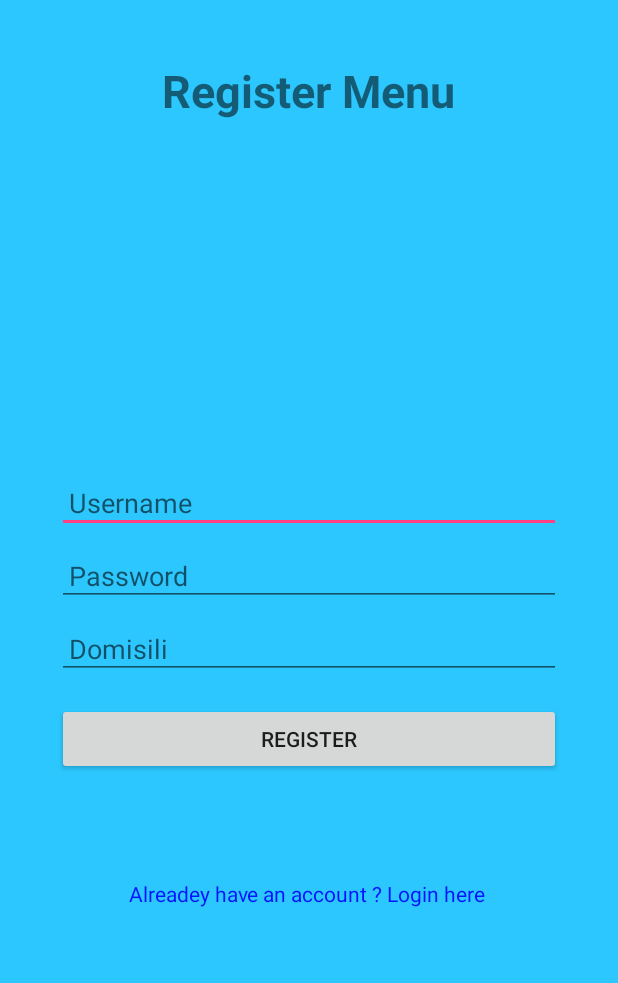
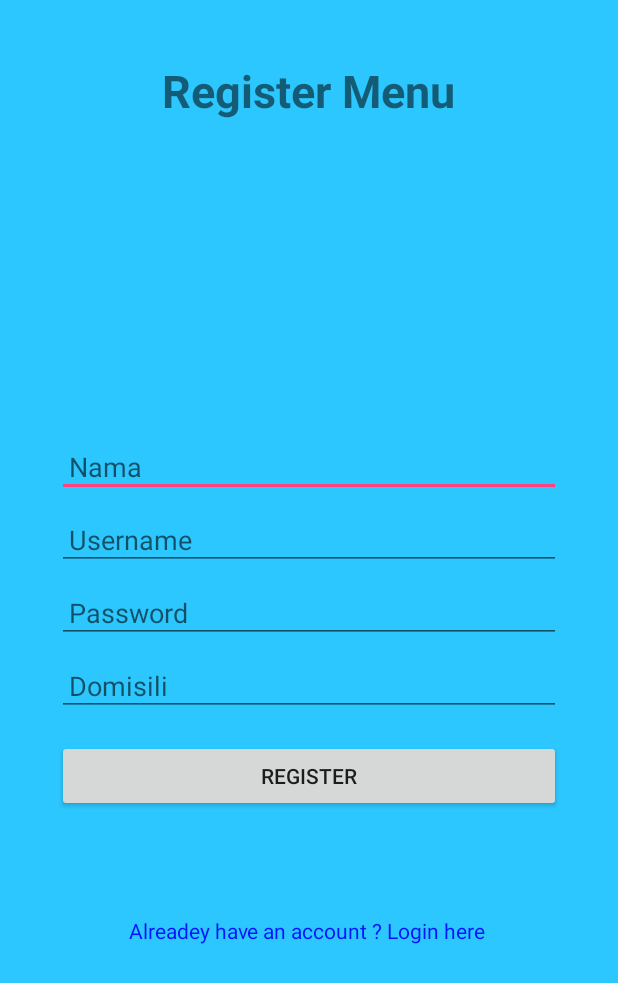
Before and after one commit to swandarubayu/DFMSANDRO, an Android app: the DaftarActivity screen opened directly, with no data from a screen before it, after a tap on "REGISTER", on a phone screen of 412 x 824 dp. Shown: the top 983 px of the screen. Run offline under Robolectric (Android 15) with nearby library versions, the phone set to English and light mode, and no system bars; 1 statement that could not run was skipped.

Commit message:
push ishom

```diff
--- a/app/src/main/java/com/ramadhany/vodjo/latihan1/Menu/UserProfActivity.java
+++ b/app/src/main/java/com/ramadhany/vodjo/latihan1/Menu/UserProfActivity.java
@@ -7,7 +7,6 @@ import android.widget.TextView;
 
 import com.ramadhany.vodjo.latihan1.R;
 import com.ramadhany.vodjo.latihan1.helper.SQLiteHandler;
-import com.ramadhany.vodjo.latihan1.helper.SessionManager;
 
 import java.util.HashMap;
 
@@ -18,7 +17,7 @@ import java.util.HashMap;
 public class UserProfActivity extends AppCompatActivity {
 
     private SQLiteHandler db;
-    private TextView txtUsername, txtDomisili;
+    private TextView txtUsername, txtDomisili, txtNama;
 
     @Override
     protected void onCreate(Bundle savedInstanceState) {
@@ -35,12 +34,15 @@ public class UserProfActivity extends AppCompatActivity {
 
         String username = user.get("username");
         String domisili = user.get("domisili");
+        String nama = user.get("nama");
 
+        txtNama = (TextView) findViewById(R.id.nama);
         txtUsername = (TextView) findViewById(R.id.username);
         txtDomisili = (TextView) findViewById(R.id.user_dom);
 
         txtUsername.setText(username);
         txtDomisili.setText(domisili);
+        txtNama.setText(nama);
 
     }
 
--- a/app/src/main/java/com/ramadhany/vodjo/latihan1/Model/RegisterBody.java
+++ b/app/src/main/java/com/ramadhany/vodjo/latihan1/Model/RegisterBody.java
@@ -8,6 +8,22 @@ public class RegisterBody {
     private String username;
     private String password;
     private String domisili;
+    private String nama;
+
+    public RegisterBody(String username, String password, String domisili, String nama) {
+        this.username = username;
+        this.password = password;
+        this.domisili = domisili;
+        this.nama = nama;
+    }
+
+    public String getNama() {
+        return nama;
+    }
+
+    public void setNama(String nama) {
+        this.nama = nama;
+    }
 
     public RegisterBody(String username, String password, String domisili) {
         this.username = username;
--- a/app/src/main/java/com/ramadhany/vodjo/latihan1/Model/Response/ResponseLogin.java
+++ b/app/src/main/java/com/ramadhany/vodjo/latihan1/Model/Response/ResponseLogin.java
@@ -7,6 +7,7 @@ package com.ramadhany.vodjo.latihan1.Model.Response;
 public class ResponseLogin {
     public int id;
     public String username;
+    public String nama;
     public String domisili;
     public boolean error;
 }
--- a/app/src/main/java/com/ramadhany/vodjo/latihan1/View/DaftarActivity.java
+++ b/app/src/main/java/com/ramadhany/vodjo/latihan1/View/DaftarActivity.java
@@ -3,8 +3,8 @@ package com.ramadhany.vodjo.latihan1.View;
 import android.app.ProgressDialog;
 import android.content.Context;
 import android.content.Intent;
+import android.os.Bundle;
 import android.support.v7.app.AppCompatActivity;
-import android.os.Bundle;
 import android.util.Log;
 import android.view.View;
 import android.widget.Button;
@@ -17,11 +17,6 @@ import com.ramadhany.vodjo.latihan1.R;
 import com.ramadhany.vodjo.latihan1.helper.ApiService;
 import com.ramadhany.vodjo.latihan1.helper.UtilsApi;
 
-import org.json.JSONException;
-import org.json.JSONObject;
-
-import java.io.IOException;
-
 import okhttp3.ResponseBody;
 import retrofit2.Call;
 import retrofit2.Callback;
@@ -32,7 +27,7 @@ public class DaftarActivity extends AppCompatActivity {
     EditText etUsername;
     EditText etPassword;
     EditText etDomisili;
-
+    EditText edtNama;
 
     Button btnRegister;
     TextView txtLogin;
@@ -57,6 +52,8 @@ public class DaftarActivity extends AppCompatActivity {
         etUsername = (EditText) findViewById(R.id.etUsername);
         etPassword = (EditText) findViewById(R.id.etPassword);
         etDomisili = (EditText) findViewById(R.id.etDomisili);
+        edtNama = findViewById(R.id.edtNama);
+
         btnRegister = (Button) findViewById(R.id.btnRegister);
         txtLogin = (TextView) findViewById(R.id.txtLogin);
 
@@ -78,7 +75,7 @@ public class DaftarActivity extends AppCompatActivity {
     }
 
     private void requestRegister() {
-        RegisterBody body = new RegisterBody(etUsername.getText().toString(),etPassword.getText().toString(),etDomisili.getText().toString());
+        RegisterBody body = new RegisterBody(etUsername.getText().toString(),etPassword.getText().toString(),etDomisili.getText().toString(), edtNama.getText().toString());
             mApiService.registerRequest("application/json", body)
 
                     .enqueue(new Callback<ResponseBody>() {
--- a/app/src/main/java/com/ramadhany/vodjo/latihan1/helper/UtilsApi.java
+++ b/app/src/main/java/com/ramadhany/vodjo/latihan1/helper/UtilsApi.java
@@ -8,7 +8,7 @@ public class UtilsApi {
     // 10.0.2.2 ini adalah localhost.
     // bisa juga di masukan dengan IP address kalian
     public static final String BASE_URL_API =
-            "http://crimegis.xyz:8787/api/";
+            "http://192.168.43.80:8787/api/";
 
 
     // Mendeklarasikan Interface BaseApiService
--- a/app/src/main/res/layout/activity_daftar.xml
+++ b/app/src/main/res/layout/activity_daftar.xml
@@ -33,6 +33,16 @@
         tools:layout_editor_absoluteX="8dp"
         android:id="@+id/linearLayout">
 
+
+        <EditText
+            android:id="@+id/edtNama"
+            android:layout_marginTop="8dp"
+            android:layout_width="match_parent"
+            android:layout_height="wrap_content"
+            android:hint="Nama"
+            android:padding="8dp"
+            android:inputType="text"
+            android:textColor="#000"/>
 
         <EditText
             android:id="@+id/etUsername"
--- a/app/src/main/res/layout/activity_riskarea.xml
+++ b/app/src/main/res/layout/activity_riskarea.xml
@@ -53,6 +53,7 @@
             android:textColor="@android:color/holo_blue_light" />
 
         <TextView
+            android:id="@+id/inRisk"
             android:layout_width="match_parent"
             android:layout_height="wrap_content"
             android:gravity="center"
```
Also changed, not shown: app/src/main/java/com/ramadhany/vodjo/latihan1/MainActivity.java (+8 -4 lines), app/src/main/java/com/ramadhany/vodjo/latihan1/Menu/MapsActivity.java (+10 -1 lines), app/src/main/java/com/ramadhany/vodjo/latihan1/Menu/RiskAreaActivity.java (+7 -0 lines), app/src/main/java/com/ramadhany/vodjo/latihan1/View/LoginActivity.java (+3 -4 lines), app/src/main/java/com/ramadhany/vodjo/latihan1/helper/SQLiteHandler.java (+7 -4 lines), app/src/main/res/layout/activity_userprof.xml (+11 -3 lines).
